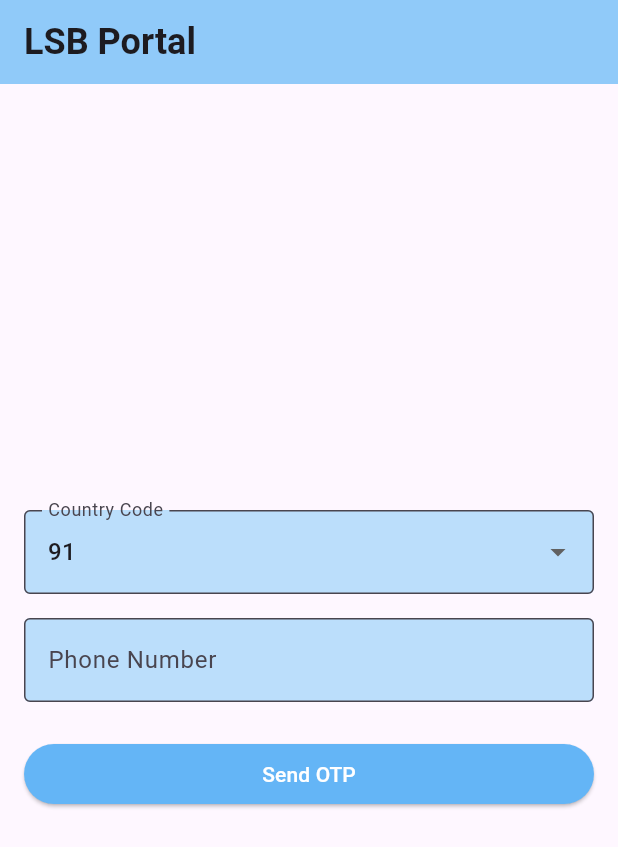
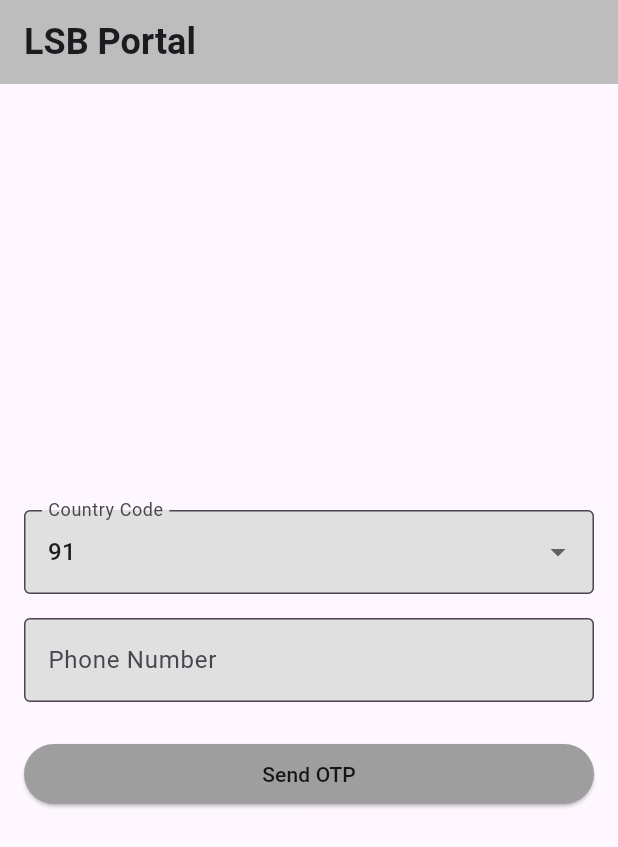
Before and after one commit to Singh1106/lsb_org_app, a Flutter app: the screen it shows after launch, on a phone screen of 412 x 824 dp. Shown: the top 847 px of the screen. Run offline on Flutter 3.47's test engine with Material 3 defaults, Android fonts, the phone set to English and light mode, and no system bars; our stand-ins replace flutter_hooks.

Commit message:
chore: added a new grayscale theme

```diff
--- a/lib/theme/main.dart
+++ b/lib/theme/main.dart
@@ -11,6 +11,7 @@ import 'package:lsb_organization/theme/offwhite.dart';
 import 'package:lsb_organization/theme/peachyglow.dart';
 import 'package:lsb_organization/theme/pearlessence.dart';
 import 'package:lsb_organization/theme/purple.dart';
+import 'package:lsb_organization/theme/vibrantgrayscale.dart';
 
 class AppTheme {
   late String _name;
@@ -117,6 +118,7 @@ enum ThemeType {
   lavenderhaze,
   peachyglow,
   mintyfrezh,
+  vibrantgrayscale
   // Add more theme types if needed
 }
 
@@ -127,7 +129,7 @@ class ThemeSelector {
     // final themes = ThemeType.values;
     // final randomIndex = Random().nextInt(themes.length);
     // return themes[randomIndex];
-    return ThemeType.oceanbreeze;
+    return ThemeType.vibrantgrayscale;
   }
 
   static AppTheme getTheme() {
@@ -154,6 +156,8 @@ class ThemeSelector {
         return PeachyGlowTheme.theme;
       case ThemeType.mintyfrezh:
         return MintyFreshTheme.theme;
+      case ThemeType.vibrantgrayscale:
+        return VibrantGrayscaleTheme.theme;
     }
   }
 }
--- /dev/null
+++ b/lib/theme/vibrantgrayscale.dart
@@ -0,0 +1,31 @@
+import 'package:flutter/material.dart';
+import 'package:lsb_organization/theme/main.dart';
+
+class VibrantGrayscaleTheme {
+  static AppTheme get theme {
+    return AppTheme(
+      name: 'Vibrant Grayscale Theme',
+      primaryColor: Colors.grey[400]!,
+      secondaryColor: Colors.grey[800]!,
+      accentColor: Colors.grey[600]!,
+      backgroundColor: Colors.grey[200]!,
+      headingStyle: const TextStyle(
+        fontSize: 24.0,
+        fontWeight: FontWeight.bold,
+        color: Colors.black87,
+      ),
+      bodyTextStyle: const TextStyle(
+        fontSize: 16.0,
+        color: Colors.black87,
+      ),
+      padding: const EdgeInsets.all(16.0),
+      borderRadius: 8.0,
+      elevation: 2.0,
+      // Additional properties for the Vibrant Grayscale theme
+      formFieldFillColor: Colors.grey[300]!,
+      buttonBackgroundColor: Colors.grey[500]!,
+      buttonTextColor: Colors.black87,
+      // A vibrant take on the grayscale theme
+    );
+  }
+}
```
